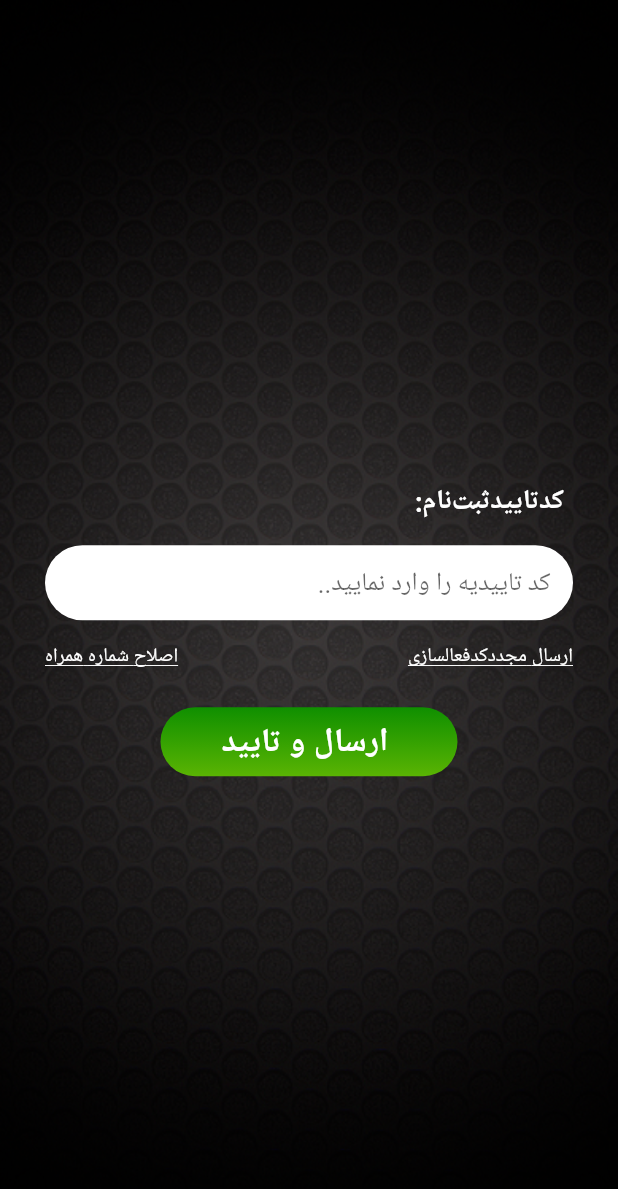
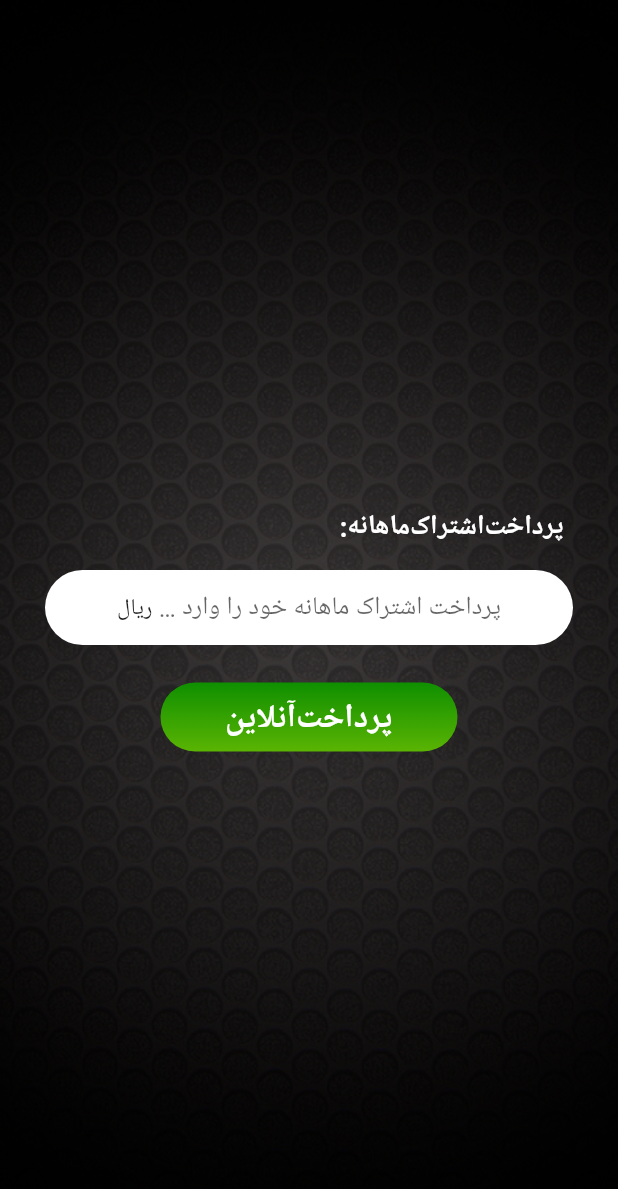
Before and after one commit to HosseinAsadi/ArtMan, a Flutter app: the SMSVerify screen opened by its route, after a tap on "ارسال و تایید", on a phone screen of 412 x 824 dp. Shown: the top 1189 px of the screen. Run offline on Flutter 3.47's test engine with Material 2 defaults, Android fonts, the phone set to English and light mode, and no system bars.

Commit message:
screen monthly-payment(page 10 of pdf) and again modify

```diff
--- /dev/null
+++ b/lib/components/button.dart
@@ -0,0 +1,55 @@
+import 'package:flutter/material.dart';
+
+class CustomButton extends StatefulWidget{
+  String _text, _navigatorPush;
+  CustomButton(this._text, this._navigatorPush);
+
+  @override
+  State<StatefulWidget> createState() {
+    // TODO: implement createState
+    return CB(this._text, this._navigatorPush);
+  }
+
+}
+
+class CB extends State<CustomButton>{
+  String _text, _navigatorPush;
+
+  CB(this._text, this._navigatorPush);
+
+  @override
+  Widget build(BuildContext context) {
+    // TODO: implement build
+    return button(this._text, this._navigatorPush);
+  }
+
+  Widget button(String text, String navigatorPush) => GestureDetector(
+    child: Container(
+        margin: EdgeInsets.only(
+            left:  MediaQuery.of(context).size.width - 305,
+            right:  MediaQuery.of(context).size.width - 305,
+          top: 25
+        ),
+        padding: EdgeInsets.only(top: 8, bottom: 8),
+        alignment: Alignment(0, 0),
+        decoration: BoxDecoration(
+          gradient: LinearGradient(
+              colors: [new Color(0xFF0F8F00), new Color(0xFF5AB403)],
+              begin: Alignment.topCenter,
+              end: Alignment.bottomCenter),
+          borderRadius: BorderRadius.circular(25),
+
+        ),
+        child: Text(text,
+            style: TextStyle(
+                fontWeight: FontWeight.bold,
+                color: Colors.white,
+                fontSize: 22))),
+    onTap: () {
+//      if(_formKey.currentState.validate())
+      Navigator.pushNamed(context, navigatorPush);
+    },
+  );
+
+
+}
--- /dev/null
+++ b/lib/components/text-field-enter.dart
@@ -0,0 +1,56 @@
+import 'package:flutter/material.dart';
+
+class CustomTextField extends StatefulWidget{
+  String _hint;
+  TextInputType _textInputType;
+
+  CustomTextField(this._hint, this._textInputType);
+
+  @override
+  State<StatefulWidget> createState() {
+    // TODO: implement createState
+    return TF(this._hint, this._textInputType);
+  }
+
+}
+
+class TF extends State<CustomTextField>{
+  String _hint;
+  TextInputType _tit;
+
+  TF(this._hint, this._tit);
+
+  @override
+  Widget build(BuildContext context) {
+    // TODO: implement build
+    return getTextFields(_hint);
+  }
+
+  Widget getTextFields(String hint) => Container(
+      height: 50,
+      alignment: Alignment(0, 0),
+      margin: EdgeInsets.only(left: 20, right: 20),
+      padding: EdgeInsets.only(left: 15, right: 15),
+      decoration: BoxDecoration(
+          color: Colors.white, borderRadius: BorderRadius.circular(25)),
+
+      child: TextFormField(
+        textDirection: TextDirection.rtl,
+        keyboardType: this._tit,
+        textAlign: TextAlign.right,
+        validator: (String value){
+          if(value.isEmpty) {
+            Scaffold.of(context).showSnackBar(SnackBar(content: Text('لطفا همه فیلد ها را پر کنید!')));
+            return null;
+          }
+        },
+        decoration: InputDecoration.collapsed(
+            hintText: hint,
+            fillColor: Colors.grey
+        ),
+      )
+
+  );
+
+
+}
--- a/lib/main.dart
+++ b/lib/main.dart
@@ -5,6 +5,7 @@ import 'package:flutter/rendering.dart';
 import 'package:flutter_localizations/flutter_localizations.dart';
 import 'screens/register.dart';
 import 'screens/sms-verify.dart';
+import 'screens/monthly-payment.dart';
 
 void main() => runApp(MyApp());
 
@@ -30,6 +31,7 @@ class MyApp extends StatelessWidget {
         '/coach-explan': (BuildContext context) => CoachExplan(),
         '/register': (BuildContext context) => Register(),
         '/sms-verify': (BuildContext context) => SMSVerify(),
+        '/monthly-payment': (BuildContext context) => MonthlyPayment(),
       },
     );
   }
--- /dev/null
+++ b/lib/screens/monthly-payment.dart
@@ -0,0 +1,87 @@
+import 'package:flutter/material.dart';
+import 'package:art_man/components/text.dart';
+import 'package:art_man/components/text-field-enter.dart';
+import 'package:art_man/components/button.dart';
+
+class MonthlyPayment extends StatefulWidget {
+  @override
+  State<StatefulWidget> createState() {
+    // TODO: implement createState
+    return MP();
+  }
+}
+
+class MP extends State<MonthlyPayment> {
+  CustomText _ct = new CustomText("پرداخت‌اشتراک‌ماهانه:");
+  CustomButton _cb = new CustomButton("پرداخت‌آنلاین", "");
+
+  @override
+  Widget build(BuildContext context) {
+    return Scaffold(
+      body: setBackground(),
+    );
+  }
+
+  Widget setBackground() =>
+      Container(
+        alignment: Alignment(1, 0),
+        decoration: BoxDecoration(
+          image: DecorationImage(
+            image: AssetImage("assets/images/background.png"),
+            fit: BoxFit.cover,
+          ),
+        ),
+        child: body(),
+      );
+
+  Widget body() =>
+      Column(
+        mainAxisAlignment: MainAxisAlignment.center,
+        children: <Widget>[
+          _ct,
+          getTextFields("پرداخت اشتراک ماهانه خود را وارد کنید.."),
+          _cb
+        ],
+      );
+
+  Widget getTextFields(String hint) =>
+      Container(
+          height: 50,
+          alignment: Alignment(0, 0),
+          margin: EdgeInsets.only(left: 30, right: 30),
+          padding: EdgeInsets.only(left: 5, right: 5),
+          decoration: BoxDecoration(
+              color: Colors.white, borderRadius: BorderRadius.circular(25)),
+          child: Padding(padding: EdgeInsets.only(left: 5, right: 5),
+              child: Row(
+                mainAxisAlignment: MainAxisAlignment.center,
+                children: <Widget>[
+                  Flexible(
+                      flex: 7,
+                      child: TextFormField(
+                        textDirection: TextDirection.rtl,
+                        keyboardType: TextInputType.number,
+                        textAlign: TextAlign.right,
+                        validator: (String value) {
+                          if (value.isEmpty) {
+                            Scaffold.of(context).showSnackBar(SnackBar(
+                                content: Text('لطفا همه فیلد ها را پر کنید!')));
+                            return null;
+                          }
+                        },
+                        decoration: InputDecoration.collapsed(
+                            hintText: hint, fillColor: Colors.grey),
+                      )
+                  ),
+                  Flexible(
+                      flex: 3,
+                      child: Text(
+                          "ریال"
+                      )
+                  ),
+                ],
+              )
+          )
+      );
+
+}
--- a/lib/screens/sms-verify.dart
+++ b/lib/screens/sms-verify.dart
@@ -1,5 +1,7 @@
 import 'package:flutter/material.dart';
 import 'package:art_man/components/text.dart';
+import 'package:art_man/components/text-field-enter.dart';
+import 'package:art_man/components/button.dart';
 
 class SMSVerify extends StatefulWidget{
   @override
@@ -12,6 +14,10 @@ class SMSVerify extends StatefulWidget{
 
 class SMSV extends State<SMSVerify>{
   CustomText ct = new CustomText("کد‌تایید‌ثبت‌نام:");
+
+  CustomTextField _ctf = new CustomTextField("کد تاییدیه را وارد نمایید..", TextInputType.text);
+
+  CustomButton _cb = new CustomButton("ارسال و تایید", '/monthly-payment');
 
   @override
   Widget build(BuildContext context) {
@@ -37,39 +43,14 @@ class SMSV extends State<SMSVerify>{
       mainAxisAlignment: MainAxisAlignment.center,
       children: <Widget>[
         ct,
-        getTextFields("کد تاییدیه را وارد نمایید.."),
+        _ctf,
         getRow(),
-        button()
+        _cb
       ],
   );
 
-  Widget getTextFields(String hint) => Container(
-      height: 50,
-      alignment: Alignment(0, 0),
-      margin: EdgeInsets.only(left: 30, right: 30),
-      padding: EdgeInsets.only(left: 15, right: 15),
-      decoration: BoxDecoration(
-          color: Colors.white, borderRadius: BorderRadius.circular(25)),
-
-      child: TextFormField(
-        textDirection: TextDirection.rtl,
-        textAlign: TextAlign.right,
-        validator: (String value){
-          if(value.isEmpty) {
-            Scaffold.of(context).showSnackBar(SnackBar(content: Text('لطفا همه فیلد ها را پر کنید!')));
-            return null;
-          }
-        },
-        decoration: InputDecoration.collapsed(
-            hintText: hint,
-            fillColor: Colors.grey
-        ),
-      )
-
-  );
-
   Widget getRow() => Container(
-    margin: EdgeInsets.only(left: 30, right: 30, top: 15, bottom: 25),
+    margin: EdgeInsets.only(left: 30, right: 30, top: 15),
     child: Row(
       mainAxisAlignment: MainAxisAlignment.spaceBetween,
       children: <Widget>[
@@ -104,30 +85,5 @@ class SMSV extends State<SMSVerify>{
     ),
   );
 
-  Widget button() => GestureDetector(
-    child: Container(
-        margin: EdgeInsets.only(
-            left:  MediaQuery.of(context).size.width - 305,
-            right:  MediaQuery.of(context).size.width - 305
-        ),
-        padding: EdgeInsets.only(top: 8, bottom: 8),
-        alignment: Alignment(0, 0),
-        decoration: BoxDecoration(
-          gradient: LinearGradient(
-              colors: [new Color(0xFF0F8F00), new Color(0xFF5AB403)],
-              begin: Alignment.topCenter,
-              end: Alignment.bottomCenter),
-          borderRadius: BorderRadius.circular(25),
 
-        ),
-        child: Text(' ارسال و تایید',
-            style: TextStyle(
-                fontWeight: FontWeight.bold,
-                color: Colors.white,
-                fontSize: 22))),
-    onTap: () {
-//      if(_formKey.currentState.validate())
-      Navigator.pushNamed(context, '/sms-verify');
-    },
-  );
 }
```
Also changed, not shown: lib/screens/coach-atributies-explanations.dart (+5 -25 lines), lib/screens/register.dart (+11 -55 lines), lib/components/text-field.dart (deleted).
